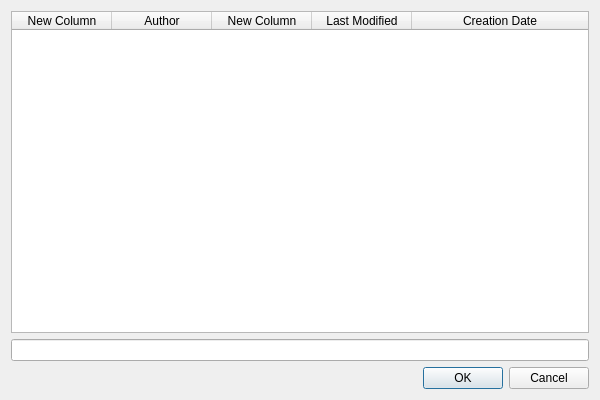
Before: the Qt Designer form src/pythonGui/karabo_gui/project/project_handle.ui in European-XFEL/Karabo, drawn with Qt 5.
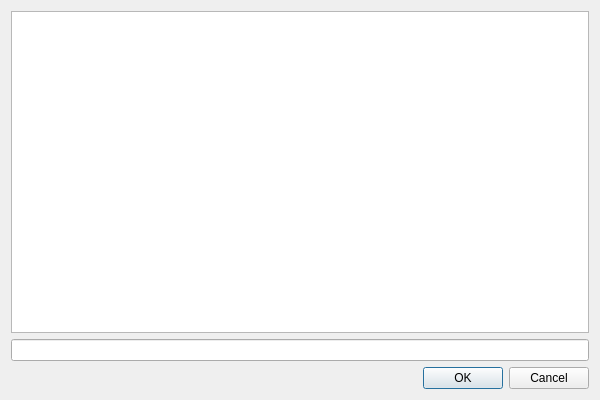
After: the same form once the commit is applied.

Commit message: Use QTableModel and QTableView to show project dialog content

The edit to the form file:
```diff
--- a/src/pythonGui/karabo_gui/project/project_handle.ui
+++ b/src/pythonGui/karabo_gui/project/project_handle.ui
@@ -15,44 +15,22 @@
   </property>
   <layout class="QVBoxLayout" name="verticalLayout">
    <item>
-    <widget class="QTableWidget" name="twProjects">
+    <widget class="QTableView" name="twProjects">
      <property name="alternatingRowColors">
       <bool>true</bool>
      </property>
      <property name="selectionBehavior">
       <enum>QAbstractItemView::SelectRows</enum>
      </property>
-     <attribute name="horizontalHeaderShowSortIndicator" stdset="0">
+     <property name="sortingEnabled">
       <bool>true</bool>
-     </attribute>
+     </property>
      <attribute name="horizontalHeaderStretchLastSection">
       <bool>true</bool>
      </attribute>
-     <column>
-      <property name="text">
-       <string>New Column</string>
-      </property>
-     </column>
-     <column>
-      <property name="text">
-       <string>Author</string>
-      </property>
-     </column>
-     <column>
-      <property name="text">
-       <string>New Column</string>
-      </property>
-     </column>
-     <column>
-      <property name="text">
-       <string>Last Modified</string>
-      </property>
-     </column>
-     <column>
-      <property name="text">
-       <string>Creation Date</string>
-      </property>
-     </column>
+     <attribute name="verticalHeaderStretchLastSection">
+      <bool>false</bool>
+     </attribute>
     </widget>
    </item>
    <item>
```
Left out of the diff: 3 changed lines with no effect on the pictures. The commit also changes 1 other file.
